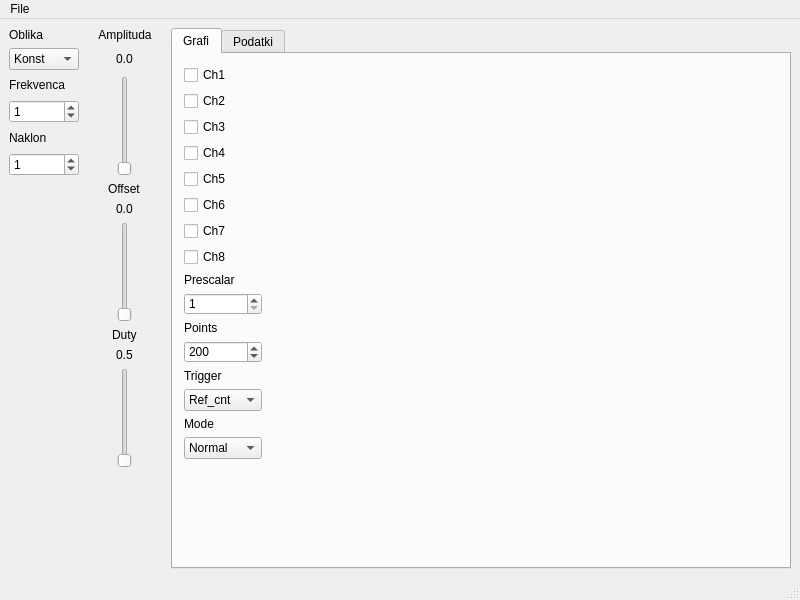
Qt form SAPF_DLOG/GUI_main_window.ui (LRTME/-Martin_SAPF) before a commit.
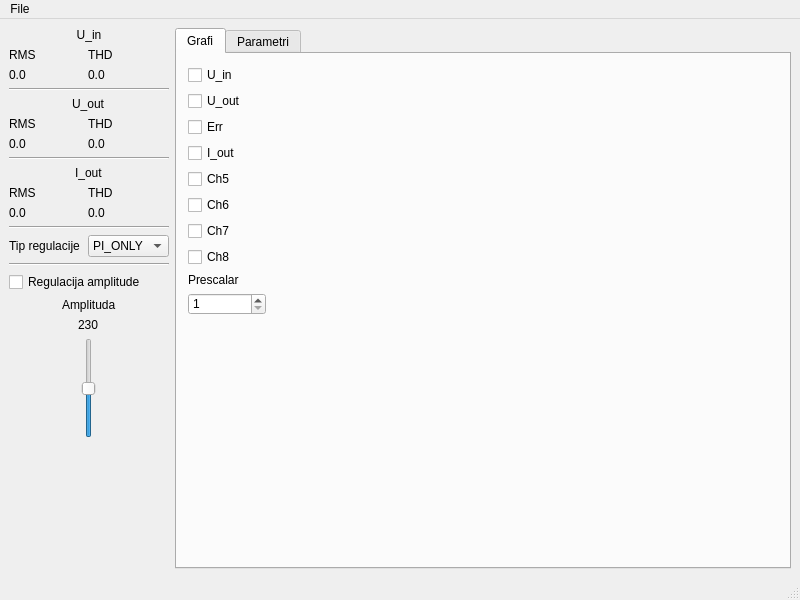
The same form after that commit. Custom widgets are drawn as their Qt base class.

```diff
--- a/SAPF_DLOG/GUI_main_window.ui
+++ b/SAPF_DLOG/GUI_main_window.ui
@@ -30,14 +30,37 @@
     </size>
    </property>
    <layout class="QGridLayout" name="gridLayout">
-    <item row="7" column="1" alignment="Qt::AlignHCenter">
-     <widget class="QLabel" name="lbl_offset">
+    <item row="2" column="0">
+     <widget class="QLabel" name="u_in_rms">
       <property name="text">
        <string>0.0</string>
       </property>
      </widget>
     </item>
-    <item row="0" column="2" rowspan="14">
+    <item row="0" column="0" colspan="2">
+     <widget class="QLabel" name="label_6">
+      <property name="minimumSize">
+       <size>
+        <width>160</width>
+        <height>0</height>
+       </size>
+      </property>
+      <property name="text">
+       <string>U_in</string>
+      </property>
+      <property name="alignment">
+       <set>Qt::AlignCenter</set>
+      </property>
+     </widget>
+    </item>
+    <item row="2" column="1" alignment="Qt::AlignLeft">
+     <widget class="QLabel" name="u_in_thd">
+      <property name="text">
+       <string>0.0</string>
+      </property>
+     </widget>
+    </item>
+    <item row="0" column="2" rowspan="20">
      <widget class="QTabWidget" name="tabWidget">
       <property name="currentIndex">
        <number>0</number>
@@ -59,34 +82,31 @@
         <property name="bottomMargin">
          <number>11</number>
         </property>
-        <item row="0" column="2" rowspan="20">
-         <widget class="PlotWidget" name="PlotWidget" native="true"/>
-        </item>
         <item row="0" column="0">
          <widget class="QCheckBox" name="ch1_chkbox">
           <property name="text">
-           <string>Ch1</string>
+           <string>U_in</string>
           </property>
          </widget>
         </item>
         <item row="1" column="0">
          <widget class="QCheckBox" name="ch2_chkbox">
           <property name="text">
-           <string>Ch2</string>
+           <string>U_out</string>
           </property>
          </widget>
         </item>
         <item row="2" column="0">
          <widget class="QCheckBox" name="ch3_chkbox">
           <property name="text">
-           <string>Ch3</string>
+           <string>Err</string>
           </property>
          </widget>
         </item>
         <item row="3" column="0">
          <widget class="QCheckBox" name="ch4_chkbox">
           <property name="text">
-           <string>Ch4</string>
+           <string>I_out</string>
           </property>
          </widget>
         </item>
@@ -150,104 +170,7 @@
           </property>
          </widget>
         </item>
-        <item row="10" column="0">
-         <widget class="QLabel" name="points_label">
-          <property name="sizePolicy">
-           <sizepolicy hsizetype="Preferred" vsizetype="Fixed">
-            <horstretch>0</horstretch>
-            <verstretch>0</verstretch>
-           </sizepolicy>
-          </property>
-          <property name="text">
-           <string>Points</string>
-          </property>
-         </widget>
-        </item>
-        <item row="11" column="0">
-         <widget class="SpinBox" name="points_spin">
-          <property name="maximumSize">
-           <size>
-            <width>78</width>
-            <height>22</height>
-           </size>
-          </property>
-          <property name="minimum">
-           <number>100</number>
-          </property>
-          <property name="maximum">
-           <number>1000</number>
-          </property>
-          <property name="singleStep">
-           <number>10</number>
-          </property>
-          <property name="value">
-           <number>200</number>
-          </property>
-         </widget>
-        </item>
-        <item row="12" column="0">
-         <widget class="QLabel" name="mode_label">
-          <property name="sizePolicy">
-           <sizepolicy hsizetype="Preferred" vsizetype="Fixed">
-            <horstretch>0</horstretch>
-            <verstretch>0</verstretch>
-           </sizepolicy>
-          </property>
-          <property name="text">
-           <string>Trigger</string>
-          </property>
-         </widget>
-        </item>
-        <item row="13" column="0">
-         <widget class="QComboBox" name="trigger">
-          <property name="currentIndex">
-           <number>0</number>
-          </property>
-          <item>
-           <property name="text">
-            <string>Ref_cnt</string>
-           </property>
-          </item>
-          <item>
-           <property name="text">
-            <string>Kot</string>
-           </property>
-          </item>
-         </widget>
-        </item>
-        <item row="14" column="0">
-         <widget class="QLabel" name="label_3">
-          <property name="sizePolicy">
-           <sizepolicy hsizetype="Preferred" vsizetype="Fixed">
-            <horstretch>0</horstretch>
-            <verstretch>0</verstretch>
-           </sizepolicy>
-          </property>
-          <property name="text">
-           <string>Mode</string>
-          </property>
-         </widget>
-        </item>
-        <item row="15" column="0">
-         <widget class="QComboBox" name="trigger_mode">
-          <item>
-           <property name="text">
-            <string>Normal</string>
-           </property>
-          </item>
-          <item>
-           <property name="text">
-            <string>Single</string>
-           </property>
-          </item>
-          <item>
-           <property name="text">
-            <string>Stop</string>
-           </property>
-          </item>
-         </widget>
-        </item>
-        <item row="16" column="0" rowspan="4">
+        <item row="10" column="0" rowspan="4">
          <spacer name="verticalSpacer">
           <property name="orientation">
            <enum>Qt::Vertical</enum>
@@ -260,138 +183,34 @@
           </property>
          </spacer>
         </item>
+        <item row="0" column="2" rowspan="14">
+         <widget class="PlotWidget" name="PlotWidget" native="true"/>
+        </item>
        </layout>
       </widget>
       <widget class="QWidget" name="tab_pc">
        <attribute name="title">
-        <string>Podatki</string>
+        <string>Parametri</string>
        </attribute>
        <layout class="QGridLayout" name="gridLayout_4"/>
       </widget>
      </widget>
     </item>
-    <item row="0" column="0">
-     <widget class="QLabel" name="label">
-      <property name="text">
-       <string>Oblika</string>
-      </property>
-     </widget>
-    </item>
-    <item row="10" column="1" alignment="Qt::AlignHCenter">
-     <widget class="QLabel" name="lbl_duty">
-      <property name="text">
-       <string>0.5</string>
-      </property>
-     </widget>
-    </item>
-    <item row="11" column="1" alignment="Qt::AlignHCenter">
-     <widget class="QSlider" name="sld_duty">
-      <property name="minimumSize">
-       <size>
-        <width>0</width>
-        <height>100</height>
-       </size>
-      </property>
-      <property name="maximumSize">
-       <size>
-        <width>16777215</width>
-        <height>100</height>
-       </size>
-      </property>
-      <property name="maximum">
-       <number>100</number>
-      </property>
-      <property name="orientation">
-       <enum>Qt::Vertical</enum>
-      </property>
-     </widget>
-    </item>
-    <item row="9" column="1" alignment="Qt::AlignHCenter">
+    <item row="5" column="1" alignment="Qt::AlignLeft">
      <widget class="QLabel" name="label_9">
       <property name="text">
-       <string>Duty</string>
+       <string>THD</string>
       </property>
      </widget>
     </item>
-    <item row="0" column="1" alignment="Qt::AlignHCenter">
-     <widget class="QLabel" name="label_6">
-      <property name="minimumSize">
-       <size>
-        <width>80</width>
-        <height>0</height>
-       </size>
-      </property>
+    <item row="15" column="0" colspan="2" alignment="Qt::AlignHCenter">
+     <widget class="QLabel" name="label_11">
       <property name="text">
        <string>Amplituda</string>
       </property>
-      <property name="alignment">
-       <set>Qt::AlignCenter</set>
-      </property>
      </widget>
     </item>
-    <item row="1" column="0">
-     <widget class="QComboBox" name="oblika_sel">
-      <property name="minimumSize">
-       <size>
-        <width>70</width>
-        <height>0</height>
-       </size>
-      </property>
-      <property name="maximumSize">
-       <size>
-        <width>70</width>
-        <height>16777215</height>
-       </size>
-      </property>
-      <item>
-       <property name="text">
-        <string>Konst</string>
-       </property>
-      </item>
-      <item>
-       <property name="text">
-        <string>Step</string>
-       </property>
-      </item>
-      <item>
-       <property name="text">
-        <string>Slew</string>
-       </property>
-      </item>
-      <item>
-       <property name="text">
-        <string>Sine</string>
-       </property>
-      </item>
-     </widget>
-    </item>
-    <item row="1" column="1" alignment="Qt::AlignHCenter">
-     <widget class="QLabel" name="lbl_amp">
-      <property name="text">
-       <string>0.0</string>
-      </property>
-     </widget>
-    </item>
-    <item row="3" column="0">
-     <widget class="SpinBox" name="frekvenca_spin">
-      <property name="minimumSize">
-       <size>
-        <width>70</width>
-        <height>0</height>
-       </size>
-      </property>
-      <property name="maximumSize">
-       <size>
-        <width>70</width>
-        <height>16777215</height>
-       </size>
-      </property>
-      <property name="value">
-       <number>1</number>
-      </property>
-     </widget>
-    </item>
-    <item row="12" column="1">
+    <item row="18" column="1">
      <spacer name="verticalSpacer_3">
       <property name="orientation">
        <enum>Qt::Vertical</enum>
@@ -404,81 +223,178 @@
       </property>
      </spacer>
     </item>
-    <item row="8" column="1" alignment="Qt::AlignHCenter">
-     <widget class="QSlider" name="sld_offset">
-      <property name="minimumSize">
-       <size>
-        <width>0</width>
-        <height>100</height>
-       </size>
-      </property>
-      <property name="maximumSize">
-       <size>
-        <width>16777215</width>
-        <height>100</height>
-       </size>
-      </property>
-      <property name="maximum">
-       <number>100</number>
-      </property>
-      <property name="orientation">
-       <enum>Qt::Vertical</enum>
-      </property>
-     </widget>
-    </item>
-    <item row="2" column="0">
-     <widget class="QLabel" name="label_7">
-      <property name="text">
-       <string>Frekvenca</string>
-      </property>
-     </widget>
-    </item>
-    <item row="6" column="1" alignment="Qt::AlignHCenter">
+    <item row="1" column="1" alignment="Qt::AlignLeft">
      <widget class="QLabel" name="label_2">
       <property name="text">
-       <string>Offset</string>
+       <string>THD</string>
       </property>
      </widget>
     </item>
-    <item row="2" column="1" rowspan="4" alignment="Qt::AlignHCenter">
-     <widget class="QSlider" name="sld_amp">
+    <item row="12" column="0">
+     <widget class="QLabel" name="label_8">
+      <property name="text">
+       <string>Tip regulacije</string>
+      </property>
+     </widget>
+    </item>
+    <item row="17" column="0" colspan="2" alignment="Qt::AlignHCenter">
+     <widget class="QSlider" name="sld_amplituda">
       <property name="minimumSize">
        <size>
         <width>0</width>
         <height>100</height>
        </size>
       </property>
+      <property name="maximumSize">
+       <size>
+        <width>16777215</width>
+        <height>100</height>
+       </size>
+      </property>
+      <property name="minimum">
+       <number>-10</number>
+      </property>
       <property name="maximum">
-       <number>100</number>
+       <number>10</number>
       </property>
       <property name="orientation">
        <enum>Qt::Vertical</enum>
       </property>
      </widget>
     </item>
-    <item row="4" column="0">
+    <item row="6" column="1">
+     <widget class="QLabel" name="u_out_thd">
+      <property name="text">
+       <string>0.0</string>
+      </property>
+     </widget>
+    </item>
+    <item row="1" column="0">
+     <widget class="QLabel" name="label">
+      <property name="text">
+       <string>RMS</string>
+      </property>
+     </widget>
+    </item>
+    <item row="4" column="0" colspan="2" alignment="Qt::AlignHCenter">
+     <widget class="QLabel" name="label_3">
+      <property name="text">
+       <string>U_out</string>
+      </property>
+     </widget>
+    </item>
+    <item row="8" column="0" colspan="2" alignment="Qt::AlignHCenter">
      <widget class="QLabel" name="label_5">
       <property name="text">
-       <string>Naklon</string>
+       <string>I_out</string>
+      </property>
+     </widget>
+    </item>
+    <item row="13" column="0" colspan="2">
+     <widget class="Line" name="line_4">
+      <property name="orientation">
+       <enum>Qt::Horizontal</enum>
+      </property>
+     </widget>
+    </item>
+    <item row="3" column="0" colspan="2">
+     <widget class="Line" name="line">
+      <property name="orientation">
+       <enum>Qt::Horizontal</enum>
       </property>
      </widget>
     </item>
     <item row="5" column="0">
-     <widget class="SpinBox" name="naklon_spin">
-      <property name="minimumSize">
-       <size>
-        <width>70</width>
-        <height>0</height>
-       </size>
+     <widget class="QLabel" name="label_7">
+      <property name="text">
+       <string>RMS</string>
       </property>
-      <property name="maximumSize">
-       <size>
-        <width>70</width>
-        <height>16777215</height>
-       </size>
+     </widget>
+    </item>
+    <item row="9" column="1" alignment="Qt::AlignLeft">
+     <widget class="QLabel" name="label_10">
+      <property name="text">
+       <string>THD</string>
       </property>
-      <property name="value">
-       <number>1</number>
+     </widget>
+    </item>
+    <item row="9" column="0">
+     <widget class="QLabel" name="label_4">
+      <property name="text">
+       <string>RMS</string>
+      </property>
+     </widget>
+    </item>
+    <item row="7" column="0" colspan="2">
+     <widget class="Line" name="line_2">
+      <property name="orientation">
+       <enum>Qt::Horizontal</enum>
+      </property>
+     </widget>
+    </item>
+    <item row="14" column="0" colspan="2">
+     <widget class="QCheckBox" name="amp_control">
+      <property name="text">
+       <string>Regulacija amplitude</string>
+      </property>
+     </widget>
+    </item>
+    <item row="6" column="0">
+     <widget class="QLabel" name="u_out_rms">
+      <property name="text">
+       <string>0.0</string>
+      </property>
+     </widget>
+    </item>
+    <item row="12" column="1">
+     <widget class="QComboBox" name="ctrl_type">
+      <item>
+       <property name="text">
+        <string>PI_ONLY</string>
+       </property>
+      </item>
+      <item>
+       <property name="text">
+        <string>PI_REP</string>
+       </property>
+      </item>
+      <item>
+       <property name="text">
+        <string>REP</string>
+       </property>
+      </item>
+      <item>
+       <property name="text">
+        <string>PI_RES</string>
+       </property>
+      </item>
+     </widget>
+    </item>
+    <item row="10" column="0">
+     <widget class="QLabel" name="i_out_rms">
+      <property name="text">
+       <string>0.0</string>
+      </property>
+     </widget>
+    </item>
+    <item row="11" column="0" colspan="2">
+     <widget class="Line" name="line_3">
+      <property name="orientation">
+       <enum>Qt::Horizontal</enum>
+      </property>
+     </widget>
+    </item>
+    <item row="10" column="1">
+     <widget class="QLabel" name="i_out_thd">
+      <property name="text">
+       <string>0.0</string>
+      </property>
+     </widget>
+    </item>
+    <item row="16" column="0" colspan="2" alignment="Qt::AlignHCenter">
+     <widget class="QLabel" name="lbl_amplituda">
+      <property name="text">
+       <string>230</string>
       </property>
      </widget>
     </item>
```
